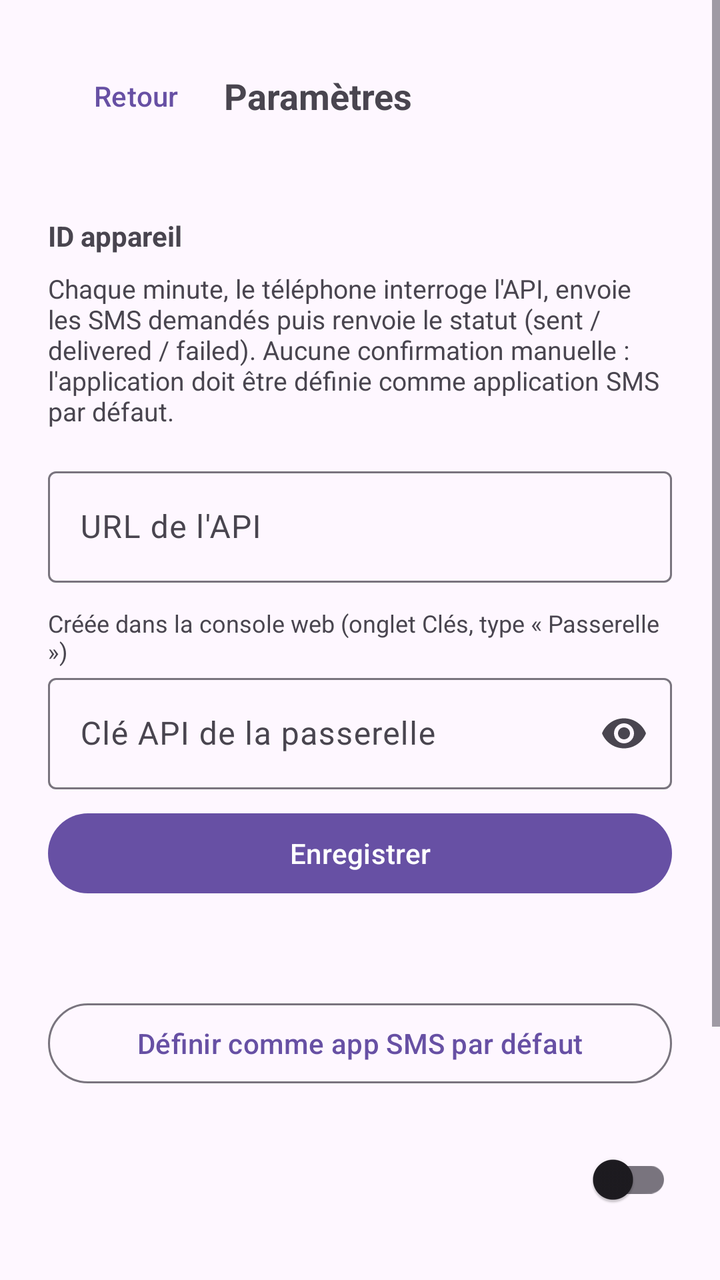
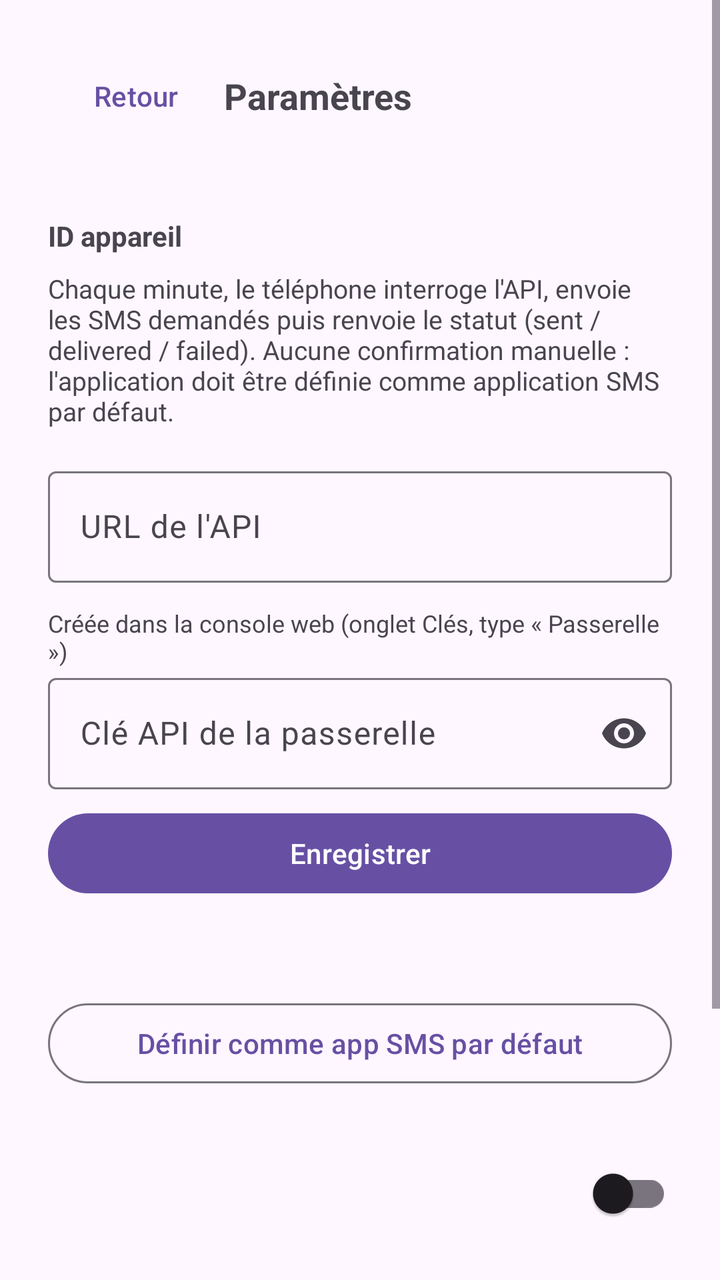

Two renders of the same Android screen: before a commit and after it. Below are the layout's source before the change and the commit's diff.
<!-- AndroidManifest.xml: application theme Theme.SmsGateway -->
<!-- res/layout/activity_settings.xml -->
<?xml version="1.0" encoding="utf-8"?>
<ScrollView xmlns:android="http://schemas.android.com/apk/res/android"
    xmlns:app="http://schemas.android.com/apk/res-auto"
    android:layout_width="match_parent"
    android:layout_height="match_parent"
    android:fillViewport="true"
    android:fitsSystemWindows="true">

    <LinearLayout
        android:layout_width="match_parent"
        android:layout_height="wrap_content"
        android:orientation="vertical"
        android:padding="24dp">

        <LinearLayout
            android:layout_width="match_parent"
            android:layout_height="wrap_content"
            android:gravity="center_vertical"
            android:orientation="horizontal">

            <com.google.android.material.button.MaterialButton
                android:id="@+id/btnBack"
                style="@style/Widget.Material3.Button.TextButton"
                android:layout_width="wrap_content"
                android:layout_height="wrap_content"
                android:text="@string/back" />

            <TextView
                android:layout_width="0dp"
                android:layout_height="wrap_content"
                android:layout_weight="1"
                android:text="@string/settings_title"
                android:textSize="18sp"
                android:textStyle="bold" />
        </LinearLayout>

        <TextView
            android:id="@+id/textVersion"
            android:layout_width="match_parent"
            android:layout_height="wrap_content"
            android:layout_marginTop="4dp"
            android:textSize="12sp" />

        <TextView
            android:id="@+id/textDeviceId"
            android:layout_width="match_parent"
            android:layout_height="wrap_content"
            android:layout_marginTop="16dp"
            android:textStyle="bold"
            android:text="@string/device_id_label" />

        <TextView
            android:layout_width="match_parent"
            android:layout_height="wrap_content"
            android:layout_marginTop="8dp"
            android:text="@string/explanation"
            android:textSize="13sp" />

        <com.google.android.material.textfield.TextInputLayout
            android:id="@+id/layoutBaseUrl"
            android:layout_width="match_parent"
            android:layout_height="wrap_content"
            android:layout_marginTop="16dp"
            android:hint="@string/api_url_label"
            app:endIconMode="clear_text">

            <com.google.android.material.textfield.TextInputEditText
                android:id="@+id/editBaseUrl"
                android:layout_width="match_parent"
                android:layout_height="wrap_content"
                android:inputType="textUri"
                android:maxLines="1" />
        </com.google.android.material.textfield.TextInputLayout>

        <TextView
            android:layout_width="match_parent"
            android:layout_height="wrap_content"
            android:layout_marginTop="12dp"
            android:text="@string/api_key_hint"
            android:textSize="12sp" />

        <com.google.android.material.textfield.TextInputLayout
            android:id="@+id/layoutApiKey"
            android:layout_width="match_parent"
            android:layout_height="wrap_content"
            android:hint="@string/api_key_label"
            app:endIconMode="password_toggle">

            <com.google.android.material.textfield.TextInputEditText
                android:id="@+id/editApiKey"
                android:layout_width="match_parent"
                android:layout_height="wrap_content"
                android:inputType="textPassword"
                android:maxLines="1" />
        </com.google.android.material.textfield.TextInputLayout>

        <com.google.android.material.button.MaterialButton
            android:id="@+id/btnSaveUrl"
            android:layout_width="match_parent"
            android:layout_height="wrap_content"
            android:layout_marginTop="8dp"
            android:text="@string/save_settings" />

        <TextView
            android:id="@+id/textDefaultSms"
            android:layout_width="match_parent"
            android:layout_height="wrap_content"
            android:layout_marginTop="20dp"
            android:textStyle="bold" />

        <com.google.android.material.button.MaterialButton
            android:id="@+id/btnSetDefaultSms"
            style="@style/Widget.Material3.Button.OutlinedButton"
            android:layout_width="match_parent"
            android:layout_height="wrap_content"
            android:layout_marginTop="8dp"
            android:text="@string/set_default_sms" />

        <LinearLayout
            android:layout_width="match_parent"
            android:layout_height="wrap_content"
            android:layout_marginTop="20dp"
            android:gravity="center_vertical"
            android:orientation="horizontal">

            <LinearLayout
                android:layout_width="0dp"
                android:layout_height="wrap_content"
                android:layout_weight="1"
                android:orientation="vertical">

                <TextView
                    android:id="@+id/textServiceState"
                    android:layout_width="wrap_content"
                    android:layout_height="wrap_content"
                    android:textStyle="bold" />

                <TextView
                    android:id="@+id/textLastSync"
                    android:layout_width="wrap_content"
                    android:layout_height="wrap_content"
                    android:layout_marginTop="4dp"
                    android:textSize="13sp" />
            </LinearLayout>

            <androidx.appcompat.widget.SwitchCompat
                android:id="@+id/switchService"
                android:layout_width="wrap_content"
                android:layout_height="wrap_content" />
        </LinearLayout>

        <TextView
            android:id="@+id/textTestTitle"
            android:layout_width="match_parent"
            android:layout_height="wrap_content"
            android:layout_marginTop="24dp"
            android:text="@string/test_sms_label"
            android:textStyle="bold" />

        <com.google.android.material.textfield.TextInputLayout
            android:id="@+id/layoutTestRecipient"
            android:layout_width="match_parent"
            android:layout_height="wrap_content"
            android:hint="@string/test_recipient_hint"
            app:endIconMode="clear_text">

            <com.google.android.material.textfield.TextInputEditText
                android:id="@+id/editTestRecipient"
                android:layout_width="match_parent"
                android:layout_height="wrap_content"
                android:inputType="phone"
                android:maxLines="1" />
        </com.google.android.material.textfield.TextInputLayout>

        <com.google.android.material.button.MaterialButton
            android:id="@+id/btnSendTestSms"
            style="@style/Widget.Material3.Button.OutlinedButton"
            android:layout_width="match_parent"
            android:layout_height="wrap_content"
            android:layout_marginTop="8dp"
            android:text="@string/send_test_sms" />
    </LinearLayout>
</ScrollView>
<!-- resources referenced by this layout -->
<resources>
  <string name="api_key_hint">Créée dans la console web (onglet Clés, type « Passerelle »)</string>
  <string name="api_key_label">Clé API de la passerelle</string>
  <string name="api_url_label">URL de l\'API</string>
  <string name="back">Retour</string>
  <string name="device_id_label">ID appareil</string>
  <string name="explanation">Chaque minute, le téléphone interroge l\'API, envoie les SMS demandés puis renvoie le statut (sent / delivered / failed). Aucune confirmation manuelle : l\'application doit être définie comme application SMS par défaut.</string>
  <string name="save_settings">Enregistrer</string>
  <string name="send_test_sms">Envoyer un SMS de test</string>
  <string name="set_default_sms">Définir comme app SMS par défaut</string>
  <string name="settings_title">Paramètres</string>
  <string name="test_recipient_hint">Numéro de destination (ex : +33612345678)</string>
  <string name="test_sms_label">Test d\'envoi SMS</string>
  <style name="Theme.SmsGateway" parent="Theme.Material3.DayNight.NoActionBar" />
</resources>

<!-- the commit's change to res/layout/activity_settings.xml (unified diff, before → after) -->
@@ -141,6 +141,13 @@
                     android:layout_height="wrap_content"
                     android:layout_marginTop="4dp"
                     android:textSize="13sp" />
+
+                <TextView
+                    android:id="@+id/textLastIncoming"
+                    android:layout_width="wrap_content"
+                    android:layout_height="wrap_content"
+                    android:layout_marginTop="4dp"
+                    android:textSize="13sp" />
             </LinearLayout>
 
             <androidx.appcompat.widget.SwitchCompat
